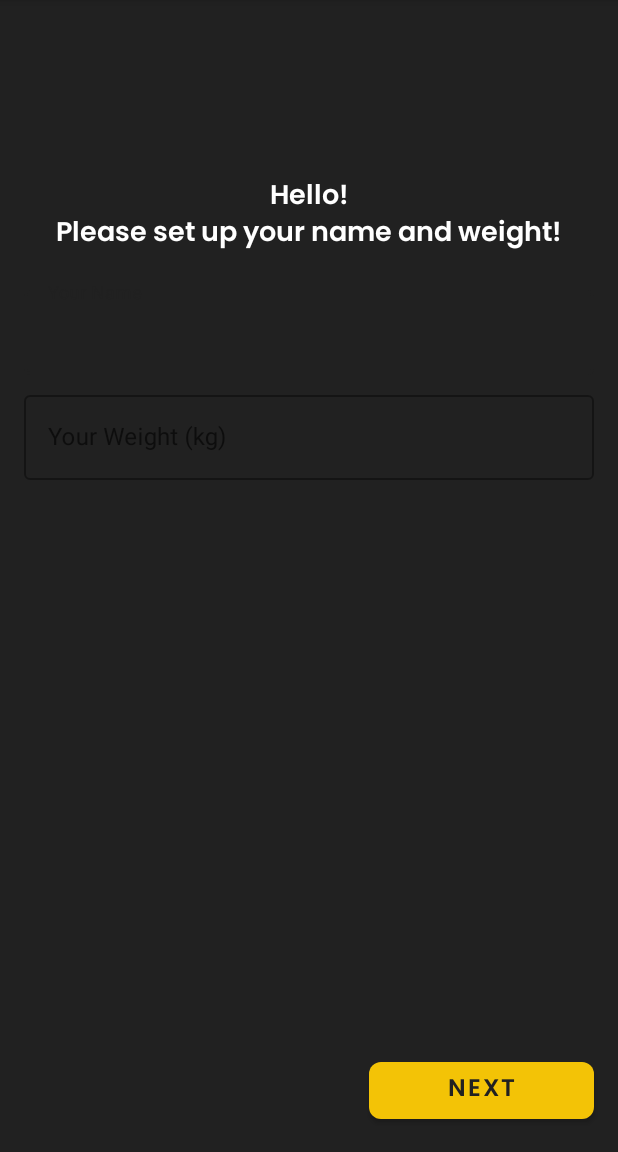
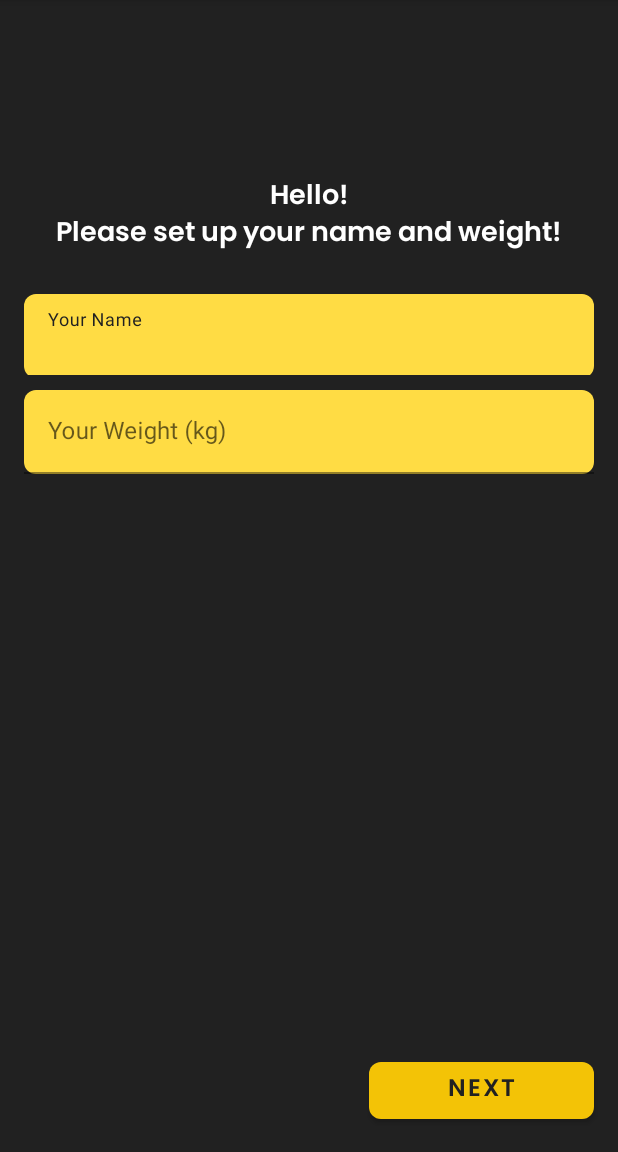
Before and after one commit to nandaiqbalh/running-tracker, an Android app: the SetupFragment screen opened directly, with no data from a screen before it, on a phone screen of 412 x 824 dp, the part 84-1236 px from its top. Run offline under Robolectric (Android 15) with nearby library versions, the phone set to English and light mode, and no system bars; our stand-ins replace Dagger/Hilt's generated code, navigation-ui.

Commit message:
Fix some design layout bugs

```diff
--- a/app/src/main/res/layout/fragment_setup.xml
+++ b/app/src/main/res/layout/fragment_setup.xml
@@ -21,7 +21,17 @@
 
     <com.google.android.material.textfield.TextInputLayout
         android:id="@+id/til_name"
-        style="@style/CustomTextInputLayout"
+        android:layout_width="match_parent"
+        android:layout_height="wrap_content"
+        style="@style/Widget.MaterialComponents.TextInputLayout.FilledBox"
+        app:boxBackgroundColor="@color/second_color"
+        android:layout_marginTop="8dp"
+        android:paddingEnd="16dp"
+        android:paddingStart="16dp"
+        app:boxCornerRadiusBottomEnd="8dp"
+        app:boxCornerRadiusBottomStart="8dp"
+        app:boxCornerRadiusTopEnd="8dp"
+        app:boxCornerRadiusTopStart="8dp"
         app:layout_constraintStart_toStartOf="parent"
         app:layout_constraintTop_toBottomOf="@+id/tvWelcome"
         app:layout_constraintEnd_toEndOf="parent">
@@ -36,8 +46,18 @@
 
     <com.google.android.material.textfield.TextInputLayout
         android:id="@+id/tilWeight"
-        style="@style/CustomTextInputLayout"
+        android:layout_width="match_parent"
+        android:layout_height="wrap_content"
+        style="@style/Widget.MaterialComponents.TextInputLayout.FilledBox"
+        app:boxBackgroundColor="@color/second_color"
         android:layout_marginTop="8dp"
+        android:paddingEnd="16dp"
+        android:paddingStart="16dp"
+        android:paddingBottom="16dp"
+        app:boxCornerRadiusBottomEnd="8dp"
+        app:boxCornerRadiusBottomStart="8dp"
+        app:boxCornerRadiusTopEnd="8dp"
+        app:boxCornerRadiusTopStart="8dp"
         app:layout_constraintStart_toStartOf="parent"
         app:layout_constraintEnd_toEndOf="parent"
         app:layout_constraintTop_toBottomOf="@+id/til_name"
```
Also changed, not shown: app/src/main/res/layout/fragment_setting.xml (+20 -2 lines).
